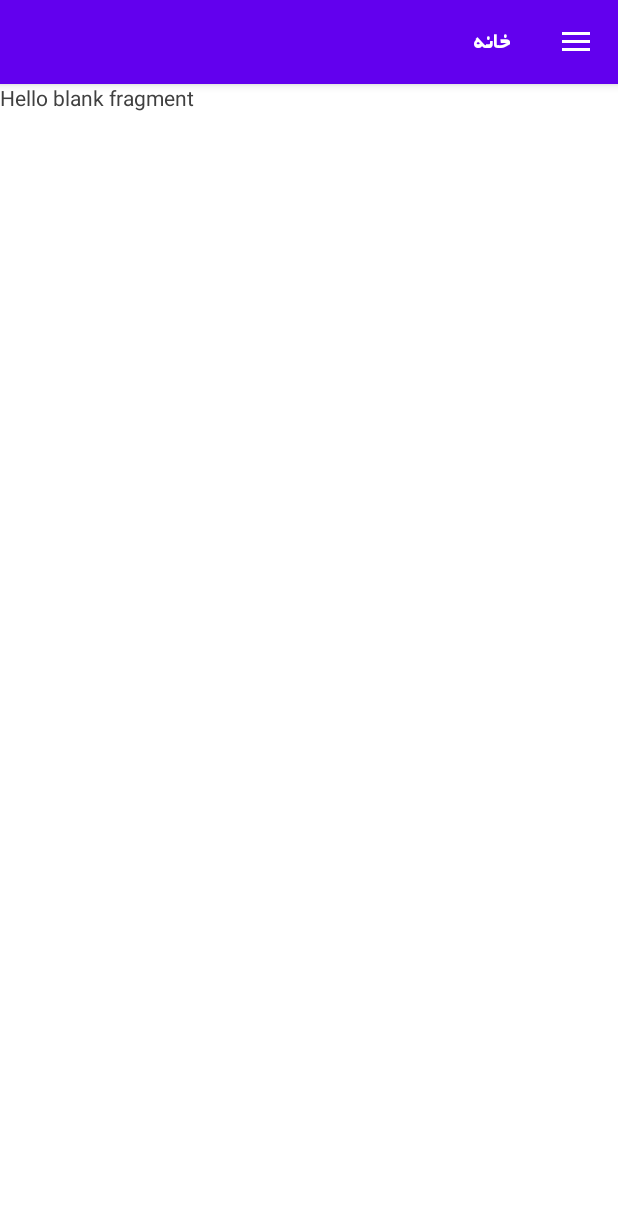
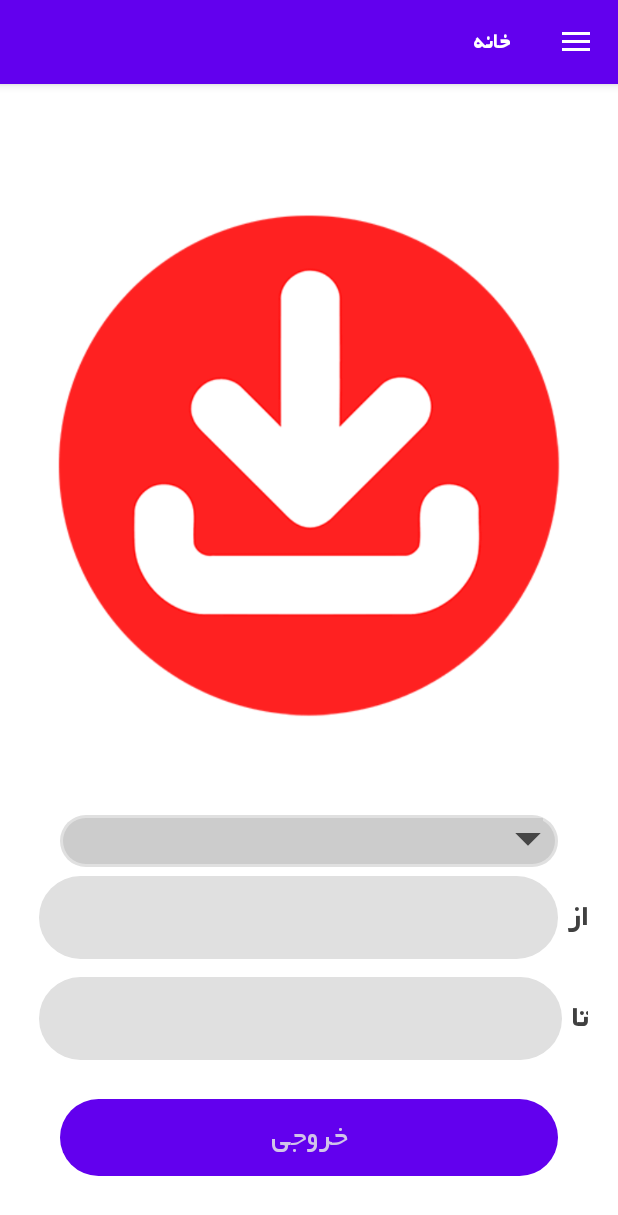
Before and after one commit to iamAliRostami/InitializeGis, an Android app: the fragment ExportFragment placed in its activity, on a phone screen of 412 x 824 dp. Shown: the top 1215 px of the screen. Run offline under Robolectric (Android 15) with nearby library versions, the phone set to English and light mode, and no system bars; our stand-ins replace Dagger/Hilt's generated code, Room's generated code; libraries missing offline, so code that uses them is left out: com.gun0912.tedpermission, es.dmoral.toasty.

Commit message:
export in progress.

```diff
--- a/app/src/main/java/com/leon/initialize_gis/activities/MainActivity.java
+++ b/app/src/main/java/com/leon/initialize_gis/activities/MainActivity.java
@@ -22,7 +22,7 @@ import com.leon.initialize_gis.R;
 import com.leon.initialize_gis.adapters.RecyclerItemClickListener;
 import com.leon.initialize_gis.base_items.BaseActivity;
 import com.leon.initialize_gis.databinding.ActivityMainBinding;
-import com.leon.initialize_gis.fragments.AddPointFragment;
+import com.leon.initialize_gis.fragments.LocationPointFragment;
 import com.leon.initialize_gis.fragments.ExportFragment;
 import com.leon.initialize_gis.fragments.HomeFragment;
 import com.leon.initialize_gis.fragments.ReportFragment;
@@ -66,7 +66,7 @@ public class MainActivity extends BaseActivity {
                 return ReportFragment.newInstance();
             case POINT_FRAGMENT:
                 setTitle(R.string.location);
-                return AddPointFragment.newInstance();
+                return LocationPointFragment.newInstance();
             case EXPORT_FRAGMENT:
                 setTitle(R.string.export);
                 return ExportFragment.newInstance();
--- a/app/src/main/java/com/leon/initialize_gis/fragments/ExportFragment.java
+++ b/app/src/main/java/com/leon/initialize_gis/fragments/ExportFragment.java
@@ -1,17 +1,20 @@
 package com.leon.initialize_gis.fragments;
 
 import android.os.Bundle;
-
-import androidx.fragment.app.Fragment;
-
 import android.view.LayoutInflater;
 import android.view.View;
 import android.view.ViewGroup;
 
-import com.leon.initialize_gis.R;
+import androidx.annotation.NonNull;
+import androidx.fragment.app.Fragment;
+
+import com.leon.initialize_gis.databinding.FragmentExportBinding;
+import com.leon.initialize_gis.utils.BackUp;
 
 
 public class ExportFragment extends Fragment {
+    private FragmentExportBinding binding;
+
     public static ExportFragment newInstance() {
         return new ExportFragment();
     }
@@ -22,9 +25,16 @@ public class ExportFragment extends Fragment {
     }
 
     @Override
-    public View onCreateView(LayoutInflater inflater, ViewGroup container,
+    public View onCreateView(@NonNull LayoutInflater inflater, ViewGroup container,
                              Bundle savedInstanceState) {
-        // Inflate the layout for this fragment
-        return inflater.inflate(R.layout.fragment_export, container, false);
+        binding = FragmentExportBinding.inflate(inflater, container, false);
+        initialize();
+        return binding.getRoot();
+    }
+
+    private void initialize() {
+        binding.buttonUpload.setOnClickListener(view -> {
+            new BackUp(requireActivity()).execute(requireActivity());
+        });
     }
 }
--- /dev/null
+++ b/app/src/main/res/drawable/background_spinner.xml
@@ -0,0 +1,40 @@
+<?xml version="1.0" encoding="utf-8"?>
+<layer-list xmlns:android="http://schemas.android.com/apk/res/android">
+    <item>
+        <shape android:shape="rectangle">
+            <solid android:color="@color/milky" />
+            <corners android:radius="@dimen/large_dp" />
+        </shape>
+    </item>
+    <item
+        android:gravity="center_vertical|right"
+        android:right="8dp">
+        <layer-list>
+            <item
+                android:width="12dp"
+                android:height="12dp"
+                android:bottom="10dp"
+                android:gravity="center">
+                <rotate
+                    android:fromDegrees="45"
+                    android:toDegrees="45">
+                    <shape android:shape="rectangle">
+                        <solid android:color="@color/smoked" />
+                        <stroke
+                            android:width="1dp"
+                            android:color="@color/smoked" />
+                    </shape>
+                </rotate>
+            </item>
+            <item
+                android:width="@dimen/large_dp"
+                android:height="@dimen/medium_dp"
+                android:bottom="21dp"
+                android:gravity="center">
+                <shape android:shape="rectangle">
+                    <solid android:color="@color/milky" />
+                </shape>
+            </item>
+        </layer-list>
+    </item>
+</layer-list>
--- a/app/src/main/res/drawable/border_yellow_1.xml
+++ b/app/src/main/res/drawable/border_yellow_1.xml
@@ -2,10 +2,4 @@
 <shape xmlns:android="http://schemas.android.com/apk/res/android"
     android:shape="rectangle">
     <corners android:radius="@dimen/huge_dp" />
-    <padding
-        android:bottom="@dimen/small_dp"
-        android:left="@dimen/small_dp"
-        android:right="@dimen/small_dp"
-        android:top="@dimen/small_dp" />
-    <solid android:color="@color/yellow" />
 </shape>
--- a/app/src/main/res/layout/fragment_export.xml
+++ b/app/src/main/res/layout/fragment_export.xml
@@ -1,14 +1,97 @@
 <?xml version="1.0" encoding="utf-8"?>
-<FrameLayout xmlns:android="http://schemas.android.com/apk/res/android"
+<RelativeLayout xmlns:android="http://schemas.android.com/apk/res/android"
     xmlns:tools="http://schemas.android.com/tools"
     android:layout_width="match_parent"
     android:layout_height="match_parent"
+    android:padding="@dimen/large_dp"
     tools:context=".fragments.ExportFragment">
 
-    <!-- TODO: Update blank fragment layout -->
-    <TextView
+
+    <ImageView
+        android:id="@+id/imageViewUpload"
         android:layout_width="match_parent"
         android:layout_height="match_parent"
-        android:text="@string/hello_blank_fragment" />
+        android:layout_above="@id/linear_layout_spinner"
+        android:src="@drawable/img_export"
+        tools:ignore="ContentDescription" />
 
-</FrameLayout>
+    <RelativeLayout
+        android:id="@+id/linear_layout_spinner"
+        android:layout_width="match_parent"
+        android:layout_height="wrap_content"
+        android:layout_above="@id/linear_layout_from"
+        android:layout_marginLeft="@dimen/large_dp"
+        android:layout_marginRight="@dimen/large_dp"
+        android:background="@drawable/border_gray_2">
+
+        <Spinner
+            android:id="@+id/spinner"
+            style="@style/Spinner"
+            tools:listitem="@layout/item_dropdown_menu" />
+    </RelativeLayout>
+
+    <androidx.appcompat.widget.LinearLayoutCompat
+        android:id="@+id/linear_layout_from"
+        android:layout_width="match_parent"
+        android:layout_height="wrap_content"
+        android:layout_above="@id/linear_layout_end"
+        android:orientation="horizontal">
+
+        <TextView
+            android:layout_width="wrap_content"
+            android:layout_height="wrap_content"
+            android:layout_gravity="center_vertical"
+            android:text="@string/from"
+            android:textSize="@dimen/text_size_medium"
+            android:textStyle="bold" />
+
+        <androidx.appcompat.widget.AppCompatTextView
+            android:id="@+id/text_view_from"
+            style="@style/InputPlace"
+            android:layout_margin="@dimen/low_dp"
+            android:maxLength="10"
+            android:padding="@dimen/low_dp"
+            android:textSize="@dimen/text_size_large" />
+        <!--                <TextView-->
+        <!--                    android:padding="@dimen/low_dp"-->
+        <!--                    android:id="@+id/text_view_from"-->
+        <!--                    style="@style/InputPossible" />-->
+
+    </androidx.appcompat.widget.LinearLayoutCompat>
+
+    <androidx.appcompat.widget.LinearLayoutCompat
+        android:id="@+id/linear_layout_end"
+        android:layout_width="match_parent"
+        android:layout_height="wrap_content"
+        android:layout_above="@id/button_upload"
+        android:orientation="horizontal">
+
+        <TextView
+            android:layout_width="wrap_content"
+            android:layout_height="wrap_content"
+            android:layout_gravity="center_vertical"
+            android:text="@string/end"
+            android:textSize="@dimen/text_size_medium"
+            android:textStyle="bold" />
+
+        <TextView
+            android:id="@+id/text_view_end"
+            style="@style/InputPlace"
+            android:layout_margin="@dimen/low_dp"
+            android:maxLength="10"
+            android:padding="@dimen/low_dp"
+            android:textSize="@dimen/text_size_large" />
+    </androidx.appcompat.widget.LinearLayoutCompat>
+
+    <Button
+        android:id="@+id/button_upload"
+        android:layout_width="match_parent"
+        android:layout_height="wrap_content"
+        android:layout_alignParentBottom="true"
+        android:layout_margin="@dimen/large_dp"
+        android:background="@drawable/border_yellow_1"
+        android:text="@string/export"
+        android:textColor="@color/text_color_light"
+        android:textSize="@dimen/text_size_medium" />
+
+</RelativeLayout>
--- a/app/src/main/res/layout/fragment_add_point.xml
+++ b/app/src/main/res/layout/fragment_location_point.xml
@@ -4,7 +4,7 @@
     android:layout_width="match_parent"
     android:layout_height="match_parent"
     xmlns:app="http://schemas.android.com/apk/res-auto"
-    tools:context=".fragments.AddPointFragment">
+    tools:context=".fragments.LocationPointFragment">
 
     <!-- TODO: Update blank fragment layout -->
     <TextView
--- a/app/src/main/res/values/strings.xml
+++ b/app/src/main/res/values/strings.xml
@@ -55,4 +55,12 @@
     <string name="user_not_found">نام کاربری و گذرواژه مطابقت ندارند.</string>
     <!-- TODO: Remove or change this placeholder text -->
     <string name="hello_blank_fragment">Hello blank fragment</string>
+
+
+
+    <string name="date">تاریخ</string>
+    <string name="end">تا</string>
+    <string name="from">از</string>
+
+    <string name="save_format_name_melli">yyyyMMdd_HHmmss_SSS</string>
 </resources>
--- a/app/src/main/res/values/themes.xml
+++ b/app/src/main/res/values/themes.xml
@@ -135,4 +135,30 @@
         <item name="android:layout_height">match_parent</item>
         <item name="android:orientation">vertical</item>
     </style>
+
+    <style name="Spinner" parent="Widget.AppCompat.ListView.DropDown">
+        <item name="android:dividerHeight">@dimen/large_dp</item>
+        <item name="android:divider">#000</item>
+        <item name="android:layout_width">match_parent</item>
+        <item name="android:layout_height">wrap_content</item>
+        <item name="popupMenuBackground">@drawable/border_gray_5</item>
+        <item name="android:popupBackground">@drawable/border_gray_5</item>
+        <item name="background">@drawable/background_spinner</item>
+        <item name="android:background">@drawable/background_spinner</item>
+    </style>
+
+    <style name="InputPlace">
+        <item name="android:textStyle">bold</item>
+        <item name="android:textColor">?android:textColor</item>
+        <item name="android:layout_height">wrap_content</item>
+        <item name="android:layout_width">0dp</item>
+        <item name="android:layout_weight">1</item>
+        <item name="android:maxLength">2</item>
+        <item name="android:gravity">center</item>
+        <item name="background">@drawable/border_gray_2</item>
+        <item name="android:background">@drawable/border_gray_2</item>
+        <item name="android:inputType">number</item>
+        <item name="maxLines">1</item>
+        <item name="android:padding">@dimen/medium_dp</item>
+    </style>
 </resources>
```
Also changed, not shown: app/src/main/java/com/leon/initialize_gis/fragments/LocationPointFragment.java (renamed from app/src/main/java/com/leon/initialize_gis/fragments/AddPointFragment.java, +8 -7 lines), app/src/main/java/com/leon/initialize_gis/utils/BackUp.java (added, +99 -0 lines), app/src/main/java/com/leon/initialize_gis/utils/CSVWriter.java (added, +128 -0 lines).
